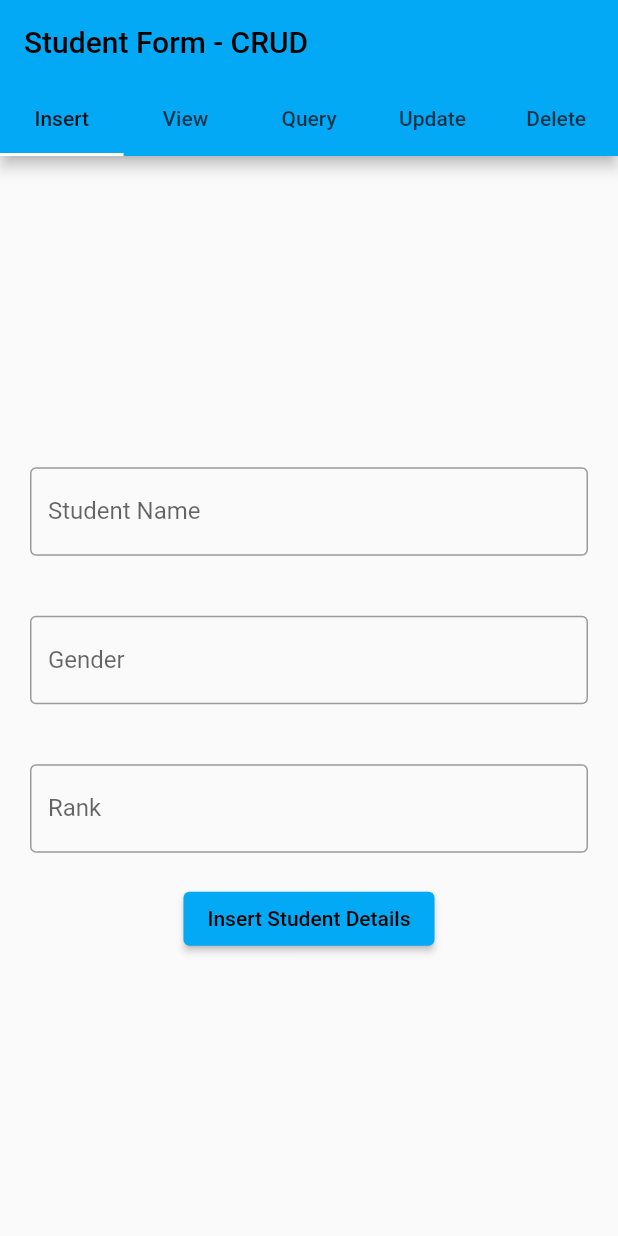
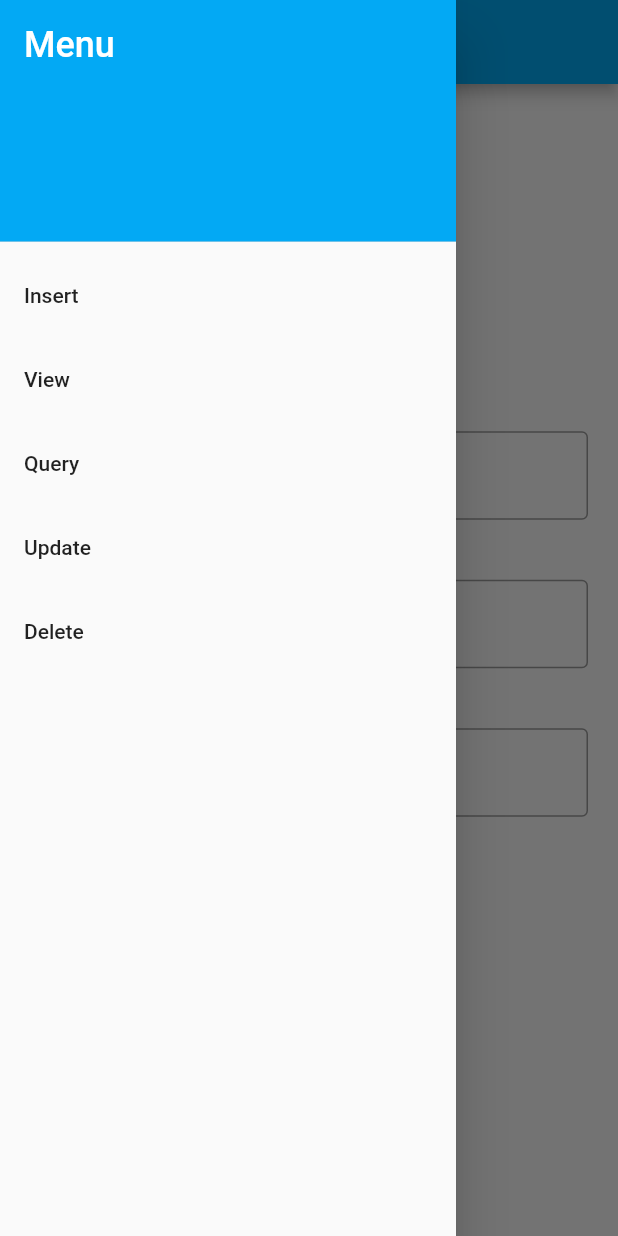
Before and after one commit to varshini39/student_form, a Flutter app: the screen it shows after launch, with the side drawer open (before the commit the screen has no drawer), on a phone screen of 412 x 824 dp. Run offline on Flutter 3.47's test engine with Material 2 defaults, Android fonts, the phone set to English and light mode, and no system bars; our stand-ins replace sqflite, sqflite_common_ffi; accounts and stored records are empty.

Commit message:
changes with layout

```diff
--- a/lib/main.dart
+++ b/lib/main.dart
@@ -14,25 +14,32 @@ Future main() async {
     // this step, it will use the sqlite version available on the system.
     databaseFactory = databaseFactoryFfi;
   }
-  runApp(MyApp());
+  runApp(const MyApp());
 }
 
 class MyApp extends StatelessWidget {
+  const MyApp({Key? key}) : super(key: key);
+
   @override
   Widget build(BuildContext context) {
-    return MaterialApp(
+    return DefaultTabController(
+      length: 5, // Number of tabs
+      child: MaterialApp(
         title: 'Student Form - Flutter',
         theme: ThemeData(
           primarySwatch: Colors.lightBlue,
         ),
-      home: MyHomePage(),
+        home: const MyHomePage(),
+      ),
     );
   }
 }
 
 class MyHomePage extends StatefulWidget {
+  const MyHomePage({Key? key}) : super(key: key);
+
   @override
-  _MyHomePageState createState() => _MyHomePageState();
+  State<MyHomePage> createState() => _MyHomePageState();
 }
 
 class _MyHomePageState extends State<MyHomePage> {
@@ -58,7 +65,7 @@ class _MyHomePageState extends State<MyHomePage> {
   //controllers used in query operation UI
   TextEditingController queryController = TextEditingController();
 
-  final GlobalKey<ScaffoldState> _scaffoldKey = new GlobalKey<ScaffoldState>();
+  final GlobalKey<ScaffoldState> _scaffoldKey = GlobalKey<ScaffoldState>();
 
   void _showMessageInScaffold(String message) {
     ScaffoldMessenger.of(context).showSnackBar(SnackBar(
@@ -68,31 +75,69 @@ class _MyHomePageState extends State<MyHomePage> {
 
   @override
   Widget build(BuildContext context) {
-    return DefaultTabController(
-      length: 5,
-      child: Scaffold(
+    return Scaffold(
       key: _scaffoldKey,
       appBar: AppBar(
-          bottom: TabBar(
-            tabs: [
-              Tab(
-                text: "Insert",
+        title: const Text('Student Form - CRUD'),
+        leading: IconButton(
+          icon: const Icon(Icons.menu),
+          onPressed: () {
+            _scaffoldKey.currentState?.openDrawer();
+          },
         ),
-              Tab(
-                text: "View",
       ),
-              Tab(
-                text: "Query",
+      drawer: Drawer(
+        child: ListView(
+          children: [
+            const DrawerHeader(
+              decoration: BoxDecoration(
+                color: Colors.lightBlue,
               ),
-              Tab(
-                text: "Update",
+              child: Text(
+                'Menu',
+                style: TextStyle(
+                  color: Colors.white,
+                  fontSize: 24,
                 ),
-              Tab(
-                text: "Delete",
+              ),
+            ),
+            ListTile(
+              title: const Text('Insert'),
+              onTap: () {
+                Navigator.pop(context); // Close the drawer
+                DefaultTabController.of(context).animateTo(0);
+              },
+            ),
+            ListTile(
+              title: const Text('View'),
+              onTap: () {
+                Navigator.pop(context); // Close the drawer
+                DefaultTabController.of(context).animateTo(1);
+              },
+            ),
+            ListTile(
+              title: const Text('Query'),
+              onTap: () {
+                Navigator.pop(context); // Close the drawer
+                DefaultTabController.of(context).animateTo(2);
+              },
+            ),
+            ListTile(
+              title: const Text('Update'),
+              onTap: () {
+                Navigator.pop(context); // Close the drawer
+                DefaultTabController.of(context).animateTo(3);
+              },
+            ),
+            ListTile(
+              title: const Text('Delete'),
+              onTap: () {
+                Navigator.pop(context); // Close the drawer
+                DefaultTabController.of(context).animateTo(4);
+              },
             ),
           ],
         ),
-          title: Text('Student Form - CRUD'),
       ),
       body: TabBarView(
         children: [
@@ -101,37 +146,37 @@ class _MyHomePageState extends State<MyHomePage> {
               child: Column(
                 children: <Widget>[
                   Container(
-                      padding: EdgeInsets.all(20),
+                    padding: const EdgeInsets.all(20),
                     child: TextField(
                       controller: nameController,
-                        decoration: InputDecoration(
+                      decoration: const InputDecoration(
                         border: OutlineInputBorder(),
                         labelText: 'Student Name',
                       ),
                     ),
                   ),
                   Container(
-                      padding: EdgeInsets.all(20),
+                    padding: const EdgeInsets.all(20),
                     child: TextField(
                       controller: genderController,
-                        decoration: InputDecoration(
+                      decoration: const InputDecoration(
                         border: OutlineInputBorder(),
                         labelText: 'Gender',
                       ),
                     ),
                   ),
                   Container(
-                      padding: EdgeInsets.all(20),
+                    padding: const EdgeInsets.all(20),
                     child: TextField(
                       controller: rankController,
-                        decoration: InputDecoration(
+                      decoration: const InputDecoration(
                         border: OutlineInputBorder(),
                         labelText: 'Rank',
                       ),
                     ),
                   ),
                   ElevatedButton(
-                      child: Text('Insert Student Details'),
+                    child: const Text('Insert Student Details'),
                     onPressed: () {
                       String name = nameController.text;
                       String gender = genderController.text;
@@ -143,14 +188,13 @@ class _MyHomePageState extends State<MyHomePage> {
               ),
             ),
           ),
-            Container(
-              child: ListView.builder(
+          ListView.builder(
             padding: const EdgeInsets.all(8),
             itemCount: students.length + 1,
             itemBuilder: (BuildContext context, int index) {
               if (index == students.length) {
                 return ElevatedButton(
-                      child: Text('Refresh'),
+                  child: const Text('Refresh'),
                   onPressed: () {
                     setState(() {
                       _queryAll();
@@ -158,26 +202,26 @@ class _MyHomePageState extends State<MyHomePage> {
                   },
                 );
               }
-                  return Container(
+              return SizedBox(
                 height: 40,
                 child: Center(
                   child: Text(
-                        '[${students[index].id}] ${students[index].name} - ${students[index].gender} who has rank ${students[index].rank}',
-                        style: TextStyle(fontSize: 18),
+                    '${students[index].name} [Roll Number: ${students[index].id}] - ${students[index].gender} has rank ${students[index].rank}',
+                    style: const TextStyle(fontSize: 18),
                   ),
                 ),
               );
             },
           ),
-            ),
           Center(
             child: Column(
               children: <Widget>[
                 Container(
-                    padding: EdgeInsets.all(20),
+                  padding: const EdgeInsets.all(20),
+                  height: 100,
                   child: TextField(
                     controller: queryController,
-                      decoration: InputDecoration(
+                    decoration: const InputDecoration(
                       border: OutlineInputBorder(),
                       labelText: 'Student Name',
                     ),
@@ -193,9 +237,8 @@ class _MyHomePageState extends State<MyHomePage> {
                       }
                     },
                   ),
-                    height: 100,
                 ),
-                  Container(
+                SizedBox(
                   height: 300,
                   child: ListView.builder(
                     padding: const EdgeInsets.all(8),
@@ -203,11 +246,11 @@ class _MyHomePageState extends State<MyHomePage> {
                     itemBuilder: (BuildContext context, int index) {
                       return Container(
                         height: 50,
-                          margin: EdgeInsets.all(2),
+                        margin: const EdgeInsets.all(2),
                         child: Center(
                           child: Text(
-                              '[${studentsByName[index].id}] ${studentsByName[index].name} - ${studentsByName[index].gender}  who has rank ${students[index].rank}',
-                              style: TextStyle(fontSize: 18),
+                            '${students[index].name} [Roll Number: ${students[index].id}] - ${students[index].gender} has rank ${students[index].rank}',
+                            style: const TextStyle(fontSize: 18),
                           ),
                         ),
                       );
@@ -221,47 +264,47 @@ class _MyHomePageState extends State<MyHomePage> {
             child: Column(
               children: <Widget>[
                 Container(
-                    padding: EdgeInsets.all(20),
+                  padding: const EdgeInsets.all(20),
                   child: TextField(
                     controller: idUpdateController,
-                      decoration: InputDecoration(
+                    decoration: const InputDecoration(
                       border: OutlineInputBorder(),
                       labelText: 'Student ID',
                     ),
                   ),
                 ),
                 Container(
-                    padding: EdgeInsets.all(20),
+                  padding: const EdgeInsets.all(20),
                   child: TextField(
                     controller: nameUpdateController,
-                      decoration: InputDecoration(
+                    decoration: const InputDecoration(
                       border: OutlineInputBorder(),
                       labelText: 'Student Name',
                     ),
                   ),
                 ),
                 Container(
-                    padding: EdgeInsets.all(20),
+                  padding: const EdgeInsets.all(20),
                   child: TextField(
                     controller: genderUpdateController,
-                      decoration: InputDecoration(
+                    decoration: const InputDecoration(
                       border: OutlineInputBorder(),
                       labelText: 'Gender',
                     ),
                   ),
                 ),
                 Container(
-                    padding: EdgeInsets.all(20),
+                  padding: const EdgeInsets.all(20),
                   child: TextField(
                     controller: rankController,
-                      decoration: InputDecoration(
+                    decoration: const InputDecoration(
                       border: OutlineInputBorder(),
                       labelText: 'Rank',
                     ),
                   ),
                 ),
                 ElevatedButton(
-                    child: Text('Update Student Details'),
+                  child: const Text('Update Student Details'),
                   onPressed: () {
                     int id = int.parse(idUpdateController.text);
                     String name = nameUpdateController.text;
@@ -277,17 +320,17 @@ class _MyHomePageState extends State<MyHomePage> {
             child: Column(
               children: <Widget>[
                 Container(
-                    padding: EdgeInsets.all(20),
+                  padding: const EdgeInsets.all(20),
                   child: TextField(
                     controller: idDeleteController,
-                      decoration: InputDecoration(
+                    decoration: const InputDecoration(
                       border: OutlineInputBorder(),
                       labelText: 'Student ID',
                     ),
                   ),
                 ),
                 ElevatedButton(
-                    child: Text('Delete'),
+                  child: const Text('Delete'),
                   onPressed: () {
                     int id = int.parse(idDeleteController.text);
                     _delete(id);
@@ -297,7 +340,6 @@ class _MyHomePageState extends State<MyHomePage> {
             ),
           ),
         ],
-        ),
       ),
     );
   }
@@ -317,7 +359,9 @@ class _MyHomePageState extends State<MyHomePage> {
   void _queryAll() async {
     final allRows = await dbHelper.queryAllRows();
     students.clear();
-    allRows.forEach((row) => students.add(Student.fromMap(row)));
+    for (var row in allRows) {
+      students.add(Student.fromMap(row));
+    }
     _showMessageInScaffold('Query done.');
     setState(() {});
   }
@@ -325,7 +369,9 @@ class _MyHomePageState extends State<MyHomePage> {
   void _query(name) async {
     final allRows = await dbHelper.queryRows(name);
     studentsByName.clear();
-    allRows.forEach((row) => studentsByName.add(Student.fromMap(row)));
+    for (var row in allRows) {
+      studentsByName.add(Student.fromMap(row));
+    }
   }
 
   void _update(id, name, gender, rank) async {
```
Also changed, not shown: lib/dbhelper.dart (+7 -7 lines), pubspec.lock. Lines whose indentation alone changed are shown as unchanged.
